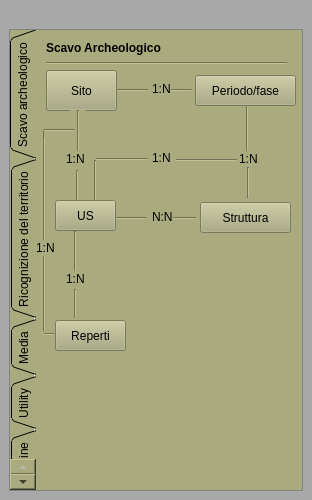
pyarchinit/pyarchinit, file modules/gui/ui_pyarchinitplugin.ui: the form before one commit.
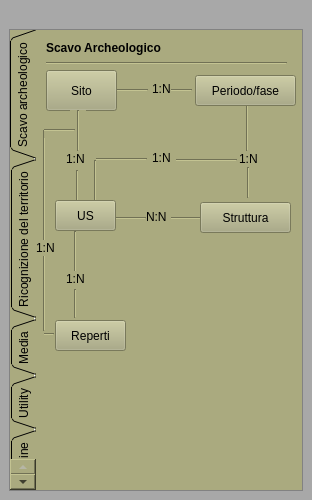
The form after the commit. Icons and pictures are not drawn.

Diff of the .ui file:
```diff
--- a/modules/gui/ui_pyarchinitplugin.ui
+++ b/modules/gui/ui_pyarchinitplugin.ui
@@ -149,9 +149,9 @@
            <widget class="QLabel" name="label">
             <property name="geometry">
              <rect>
-              <x>116</x>
+              <x>110</x>
               <y>179</y>
-              <width>21</width>
+              <width>22</width>
               <height>16</height>
              </rect>
             </property>
@@ -162,7 +162,7 @@
            <widget class="Line" name="line_2">
             <property name="geometry">
              <rect>
-              <x>129</x>
+              <x>135</x>
               <y>178</y>
               <width>31</width>
               <height>20</height>
```
